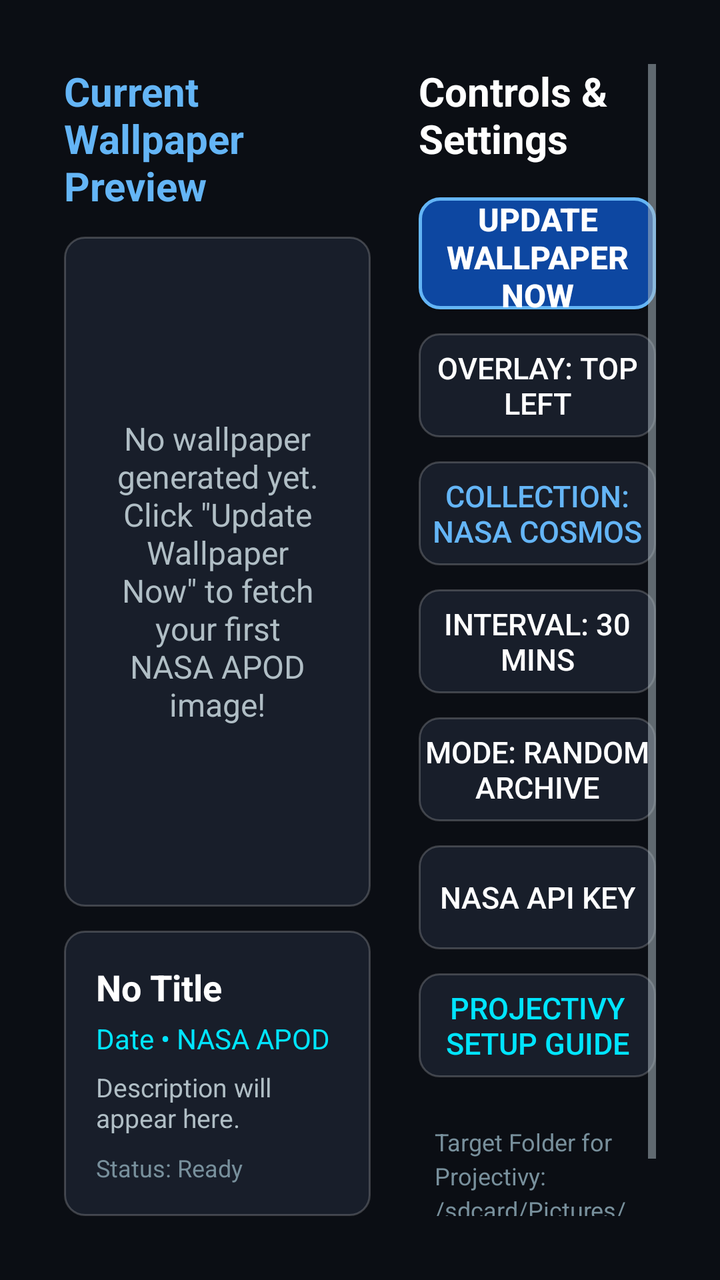
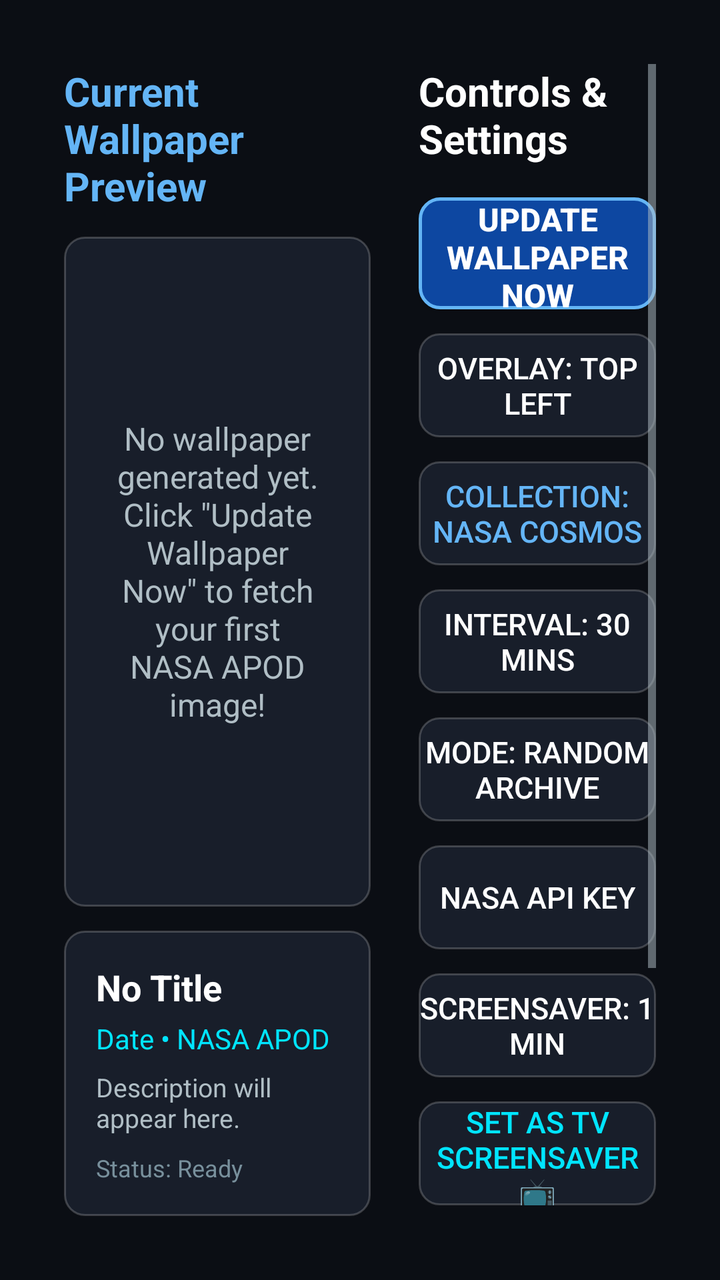

An Android layout rendered at two revisions. The XML below is the earlier revision; the diff shows what the commit changed to produce the second picture.
<!-- AndroidManifest.xml: activity theme Theme.AstroFrame -->
<!-- res/layout/activity_main.xml -->
<?xml version="1.0" encoding="utf-8"?>
<LinearLayout xmlns:android="http://schemas.android.com/apk/res/android"
    android:layout_width="match_parent"
    android:layout_height="match_parent"
    android:orientation="horizontal"
    android:padding="32dp"
    android:background="@color/bg_dark">

    
    <LinearLayout
        android:layout_width="0dp"
        android:layout_height="match_parent"
        android:layout_weight="6"
        android:orientation="vertical"
        android:paddingEnd="24dp">

        <TextView
            android:layout_width="wrap_content"
            android:layout_height="wrap_content"
            android:text="@string/title_preview"
            android:textSize="20sp"
            android:textStyle="bold"
            android:textColor="@color/accent_blue"
            android:layout_marginBottom="12dp" />

        
        <FrameLayout
            android:layout_width="match_parent"
            android:layout_height="0dp"
            android:layout_weight="1"
            android:background="@drawable/tv_button_bg">

            <ImageView
                android:id="@+id/imgPreview"
                android:layout_width="match_parent"
                android:layout_height="match_parent"
                android:scaleType="centerCrop"
                android:contentDescription="@string/title_preview" />

            <TextView
                android:id="@+id/tvEmptyState"
                android:layout_width="match_parent"
                android:layout_height="match_parent"
                android:gravity="center"
                android:padding="24dp"
                android:textColor="@color/text_secondary"
                android:textSize="16sp"
                android:text="@string/no_wallpaper_yet" />

            <ProgressBar
                android:id="@+id/progressBar"
                android:layout_width="48dp"
                android:layout_height="48dp"
                android:layout_gravity="center"
                android:visibility="gone" />
        </FrameLayout>

        
        <LinearLayout
            android:layout_width="match_parent"
            android:layout_height="wrap_content"
            android:orientation="vertical"
            android:background="@drawable/tv_button_bg"
            android:padding="16dp"
            android:layout_marginTop="12dp">

            <TextView
                android:id="@+id/tvCurrentTitle"
                android:layout_width="match_parent"
                android:layout_height="wrap_content"
                android:text="No Title"
                android:textColor="@color/text_primary"
                android:textSize="18sp"
                android:textStyle="bold"
                android:maxLines="1"
                android:ellipsize="end" />

            <TextView
                android:id="@+id/tvCurrentDateCredit"
                android:layout_width="match_parent"
                android:layout_height="wrap_content"
                android:text="Date • NASA APOD"
                android:textColor="@color/accent_cyan"
                android:textSize="14sp"
                android:layout_marginTop="4dp" />

            <TextView
                android:id="@+id/tvCurrentExplanation"
                android:layout_width="match_parent"
                android:layout_height="wrap_content"
                android:text="Description will appear here."
                android:textColor="@color/text_secondary"
                android:textSize="13sp"
                android:maxLines="2"
                android:ellipsize="end"
                android:layout_marginTop="6dp" />

            <TextView
                android:id="@+id/tvStatus"
                android:layout_width="match_parent"
                android:layout_height="wrap_content"
                android:text="Status: Ready"
                android:textColor="@color/text_tertiary"
                android:textSize="12sp"
                android:layout_marginTop="8dp" />
        </LinearLayout>

    </LinearLayout>

    
    <ScrollView
        android:layout_width="0dp"
        android:layout_height="match_parent"
        android:layout_weight="4"
        android:fillViewport="true">

        <LinearLayout
            android:layout_width="match_parent"
            android:layout_height="wrap_content"
            android:orientation="vertical">

            <TextView
                android:layout_width="wrap_content"
                android:layout_height="wrap_content"
                android:text="Controls &amp; Settings"
                android:textSize="20sp"
                android:textStyle="bold"
                android:textColor="@color/text_primary"
                android:layout_marginBottom="16dp" />

            
            <Button
                android:id="@+id/btnRefreshNow"
                android:layout_width="match_parent"
                android:layout_height="56dp"
                android:text="@string/btn_refresh"
                android:background="@drawable/tv_button_primary_bg"
                android:textColor="@color/text_primary"
                android:textSize="16sp"
                android:textStyle="bold"
                android:focusable="true"
                android:clickable="true"
                android:layout_marginBottom="12dp" />

            
            <Button
                android:id="@+id/btnOverlayPos"
                android:layout_width="match_parent"
                android:layout_height="52dp"
                android:text="Overlay: Top Left"
                android:background="@drawable/tv_button_bg"
                android:textColor="@color/text_primary"
                android:textSize="15sp"
                android:focusable="true"
                android:clickable="true"
                android:layout_marginBottom="12dp" />

            
            <Button
                android:id="@+id/btnArtSource"
                android:layout_width="match_parent"
                android:layout_height="52dp"
                android:text="Collection: NASA Cosmos"
                android:background="@drawable/tv_button_bg"
                android:textColor="@color/accent_blue"
                android:textSize="15sp"
                android:focusable="true"
                android:clickable="true"
                android:layout_marginBottom="12dp" />

            
            <Button
                android:id="@+id/btnInterval"
                android:layout_width="match_parent"
                android:layout_height="52dp"
                android:text="Interval: 30 Mins"
                android:background="@drawable/tv_button_bg"
                android:textColor="@color/text_primary"
                android:textSize="15sp"
                android:focusable="true"
                android:clickable="true"
                android:layout_marginBottom="12dp" />

            
            <Button
                android:id="@+id/btnMode"
                android:layout_width="match_parent"
                android:layout_height="52dp"
                android:text="Mode: Random Archive"
                android:background="@drawable/tv_button_bg"
                android:textColor="@color/text_primary"
                android:textSize="15sp"
                android:focusable="true"
                android:clickable="true"
                android:layout_marginBottom="12dp" />

            
            <Button
                android:id="@+id/btnApiKey"
                android:layout_width="match_parent"
                android:layout_height="52dp"
                android:text="NASA API Key"
                android:background="@drawable/tv_button_bg"
                android:textColor="@color/text_primary"
                android:textSize="15sp"
                android:focusable="true"
                android:clickable="true"
                android:layout_marginBottom="12dp" />

            
            <Button
                android:id="@+id/btnSetupGuide"
                android:layout_width="match_parent"
                android:layout_height="52dp"
                android:text="@string/btn_setup_guide"
                android:background="@drawable/tv_button_bg"
                android:textColor="@color/accent_cyan"
                android:textSize="15sp"
                android:focusable="true"
                android:clickable="true"
                android:layout_marginBottom="16dp" />

            
            <TextView
                android:layout_width="match_parent"
                android:layout_height="wrap_content"
                android:text="Target Folder for Projectivy:\n/sdcard/Pictures/AstroFrame"
                android:textColor="@color/text_tertiary"
                android:textSize="12sp"
                android:lineSpacingExtra="3dp"
                android:padding="8dp" />

        </LinearLayout>
    </ScrollView>

</LinearLayout>
<!-- resources referenced by this layout -->
<resources>
  <color name="accent_blue">#64B5F6</color>
  <color name="accent_cyan">#00E5FF</color>
  <color name="bg_dark">#0B0E14</color>
  <color name="text_primary">#FFFFFF</color>
  <color name="text_secondary">#B0BEC5</color>
  <color name="text_tertiary">#78909C</color>
  <!-- drawable tv_button_bg (drawable) -->
  <?xml version="1.0" encoding="utf-8"?>
  <selector xmlns:android="http://schemas.android.com/apk/res/android">
      <item android:state_focused="true">
          <shape android:shape="rectangle">
              <solid android:color="@color/card_focused" />
              <stroke android:width="2.5dp" android:color="@color/border_focused" />
              <corners android:radius="10dp" />
          </shape>
      </item>
      <item>
          <shape android:shape="rectangle">
              <solid android:color="@color/card_bg" />
              <stroke android:width="1dp" android:color="#33FFFFFF" />
              <corners android:radius="10dp" />
          </shape>
      </item>
  </selector>
  <!-- drawable tv_button_primary_bg (drawable) -->
  <?xml version="1.0" encoding="utf-8"?>
  <selector xmlns:android="http://schemas.android.com/apk/res/android">
      <item android:state_focused="true">
          <shape android:shape="rectangle">
              <solid android:color="#1976D2" />
              <stroke android:width="3dp" android:color="#FFFFFF" />
              <corners android:radius="10dp" />
          </shape>
      </item>
      <item>
          <shape android:shape="rectangle">
              <solid android:color="#0D47A1" />
              <stroke android:width="1.5dp" android:color="@color/accent_blue" />
              <corners android:radius="10dp" />
          </shape>
      </item>
  </selector>
  <string name="btn_refresh">Update Wallpaper Now</string>
  <string name="btn_setup_guide">Projectivy Setup Guide</string>
  <string name="no_wallpaper_yet">No wallpaper generated yet. Click \"Update Wallpaper Now\" to fetch your first NASA APOD image!</string>
  <string name="title_preview">Current Wallpaper Preview</string>
  <style name="Theme.AstroFrame" parent="Theme.AppCompat.NoActionBar">
          <item name="android:windowBackground">@color/bg_dark</item>
          <item name="android:colorPrimary">@color/accent_blue</item>
          <item name="android:colorAccent">@color/accent_cyan</item>
          <item name="android:textColorPrimary">@color/text_primary</item>
          <item name="android:textColorSecondary">@color/text_secondary</item>
      </style>
  <color name="card_focused">#2A354A</color>
  <color name="border_focused">#64B5F6</color>
  <color name="card_bg">#181E2A</color>
</resources>

<!-- the commit's change to res/layout/activity_main.xml (unified diff, before → after) -->
@@ -209,6 +209,32 @@
 
             
             <Button
+                android:id="@+id/btnScreensaverRotation"
+                android:layout_width="match_parent"
+                android:layout_height="52dp"
+                android:text="Screensaver: 1 Min"
+                android:background="@drawable/tv_button_bg"
+                android:textColor="@color/text_primary"
+                android:textSize="15sp"
+                android:focusable="true"
+                android:clickable="true"
+                android:layout_marginBottom="12dp" />
+
+            
+            <Button
+                android:id="@+id/btnScreensaverSettings"
+                android:layout_width="match_parent"
+                android:layout_height="52dp"
+                android:text="Set as TV Screensaver 📺"
+                android:background="@drawable/tv_button_bg"
+                android:textColor="@color/accent_cyan"
+                android:textSize="15sp"
+                android:focusable="true"
+                android:clickable="true"
+                android:layout_marginBottom="12dp" />
+
+            
+            <Button
                 android:id="@+id/btnSetupGuide"
                 android:layout_width="match_parent"
                 android:layout_height="52dp"
